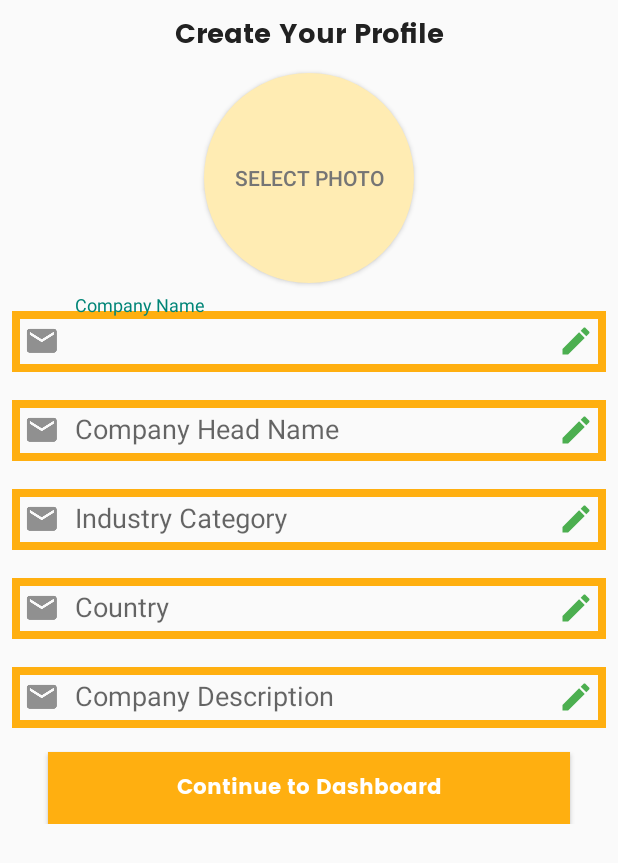
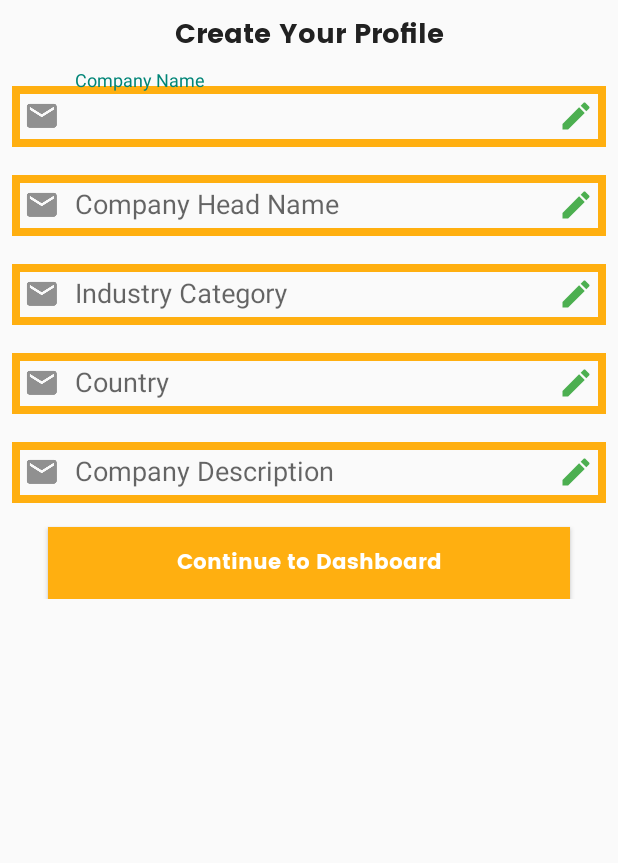
Before and after one commit to zeeshanayaz/CampusRecruitmentSystem, an Android app: the layout create_company_profile_dialog.xml on its own in the app's theme, with its tools: preview values and no code run, on a phone screen of 412 x 824 dp. Shown: the top 863 px of the screen. Run offline under Robolectric (Android 15) with nearby library versions, the phone set to English and light mode, and no system bars.

Commit message:
Fixing Issues

```diff
--- a/app/src/main/java/com/zeeshan/campusrecruitmentsystem/model/Company.kt
+++ b/app/src/main/java/com/zeeshan/campusrecruitmentsystem/model/Company.kt
@@ -1,10 +1,13 @@
 package com.zeeshan.campusrecruitmentsystem.model
+
+import java.util.*
 
 data class Company(
     var companyId: String = "",
     var companyName: String = "",
     var companyHeadName : String = "",
     var companyIndustryCategory : String = "",
+//    var companyFoundingDate : Date,
     var companyOwnershipType : String = "",
     var companyAddress : String = "",
     var companyCountry : String = "",
--- a/app/src/main/res/layout/create_company_profile_dialog.xml
+++ b/app/src/main/res/layout/create_company_profile_dialog.xml
@@ -25,27 +25,27 @@
                 android:layout_marginTop="8dp"
                 app:layout_constraintTop_toTopOf="parent"/>
 
-        <Button
-                android:layout_width="140dp"
-                android:layout_height="140dp"
-                android:background="@drawable/rounded_image"
-                android:text="@string/select_photo"
-                android:textColor="@color/colorSecondaryText"
-                android:id="@+id/dialogCompanySelectPhotoBtn" android:layout_marginEnd="8dp"
-                app:layout_constraintEnd_toEndOf="parent" android:layout_marginStart="8dp"
-                app:layout_constraintStart_toStartOf="parent" android:layout_marginTop="10dp"
-                app:layout_constraintTop_toBottomOf="@+id/heading"/>
-        <de.hdodenhof.circleimageview.CircleImageView
-                xmlns:app="http://schemas.android.com/apk/res-auto"
-                android:id="@+id/dialogCompanyPhoto"
-                android:layout_width="140dp"
-                android:layout_height="140dp"
-                app:civ_border_width="2dp"
-                app:civ_border_color="@color/colorPrimary"
-                app:civ_circle_background_color="@color/white"
-                app:layout_constraintEnd_toEndOf="@+id/dialogCompanySelectPhotoBtn"
-                app:layout_constraintStart_toStartOf="@+id/dialogCompanySelectPhotoBtn"
-                app:layout_constraintTop_toTopOf="@+id/dialogCompanySelectPhotoBtn"/>
+        <!--<Button-->
+                <!--android:layout_width="140dp"-->
+                <!--android:layout_height="140dp"-->
+                <!--android:background="@drawable/rounded_image"-->
+                <!--android:text="@string/select_photo"-->
+                <!--android:textColor="@color/colorSecondaryText"-->
+                <!--android:id="@+id/dialogCompanySelectPhotoBtn" android:layout_marginEnd="8dp"-->
+                <!--app:layout_constraintEnd_toEndOf="parent" android:layout_marginStart="8dp"-->
+                <!--app:layout_constraintStart_toStartOf="parent" android:layout_marginTop="10dp"-->
+                <!--app:layout_constraintTop_toBottomOf="@+id/heading"/>-->
+        <!--<de.hdodenhof.circleimageview.CircleImageView-->
+                <!--xmlns:app="http://schemas.android.com/apk/res-auto"-->
+                <!--android:id="@+id/dialogCompanyPhoto"-->
+                <!--android:layout_width="140dp"-->
+                <!--android:layout_height="140dp"-->
+                <!--app:civ_border_width="2dp"-->
+                <!--app:civ_border_color="@color/colorPrimary"-->
+                <!--app:civ_circle_background_color="@color/white"-->
+                <!--app:layout_constraintEnd_toEndOf="@+id/dialogCompanySelectPhotoBtn"-->
+                <!--app:layout_constraintStart_toStartOf="@+id/dialogCompanySelectPhotoBtn"-->
+                <!--app:layout_constraintTop_toTopOf="@+id/dialogCompanySelectPhotoBtn"/>-->
 
         <android.support.design.widget.TextInputLayout
                 android:id="@+id/input_layout_textCompanyName"
@@ -55,7 +55,7 @@
                 app:layout_constraintStart_toStartOf="parent"
                 android:layout_marginStart="8dp"
                 app:layout_constraintEnd_toEndOf="parent"
-                android:layout_marginEnd="8dp" app:layout_constraintTop_toBottomOf="@+id/dialogCompanySelectPhotoBtn">
+                android:layout_marginEnd="8dp" app:layout_constraintTop_toBottomOf="@+id/heading">
 
             <EditText
                     android:id="@+id/dialogCompanyName"
```
Also changed, not shown: app/src/main/java/com/zeeshan/campusrecruitmentsystem/controller/dashboard/DashboardActivity.kt (+111 -25 lines), app/src/main/java/com/zeeshan/campusrecruitmentsystem/utilities/AppPref.kt (+7 -1 lines).
